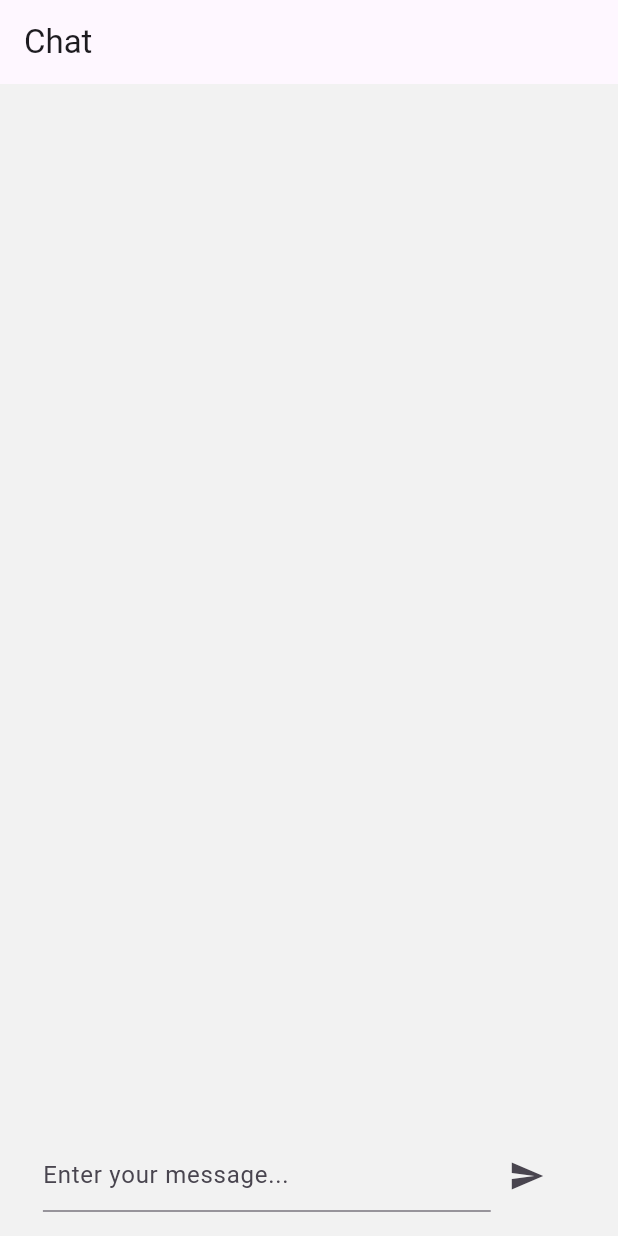
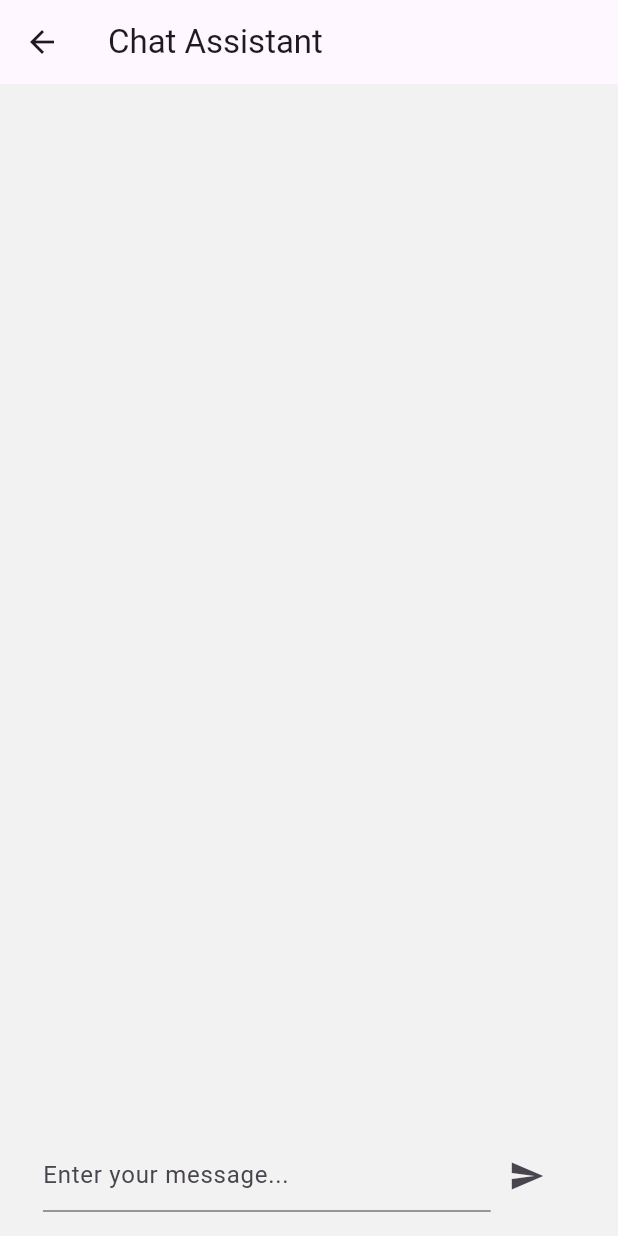
Before and after one commit to kaveenexe/toddler-research, a Flutter app: the screen it shows after launch, on a phone screen of 412 x 824 dp. Run offline on Flutter 3.47's test engine with Material 3 defaults, Android fonts, the phone set to English and light mode, and no system bars.

Commit message:
moved files to components

```diff
--- a/lib/components/ChatBubble_screen.dart
+++ b/lib/components/ChatUI/ChatBubble_screen.dart
@@ -3,11 +3,13 @@ import 'package:flutter/material.dart';
 class ChatBubble extends StatelessWidget {
   final String text;
   final bool isMe; // New property to determine if the message is sent by the current user
+
   const ChatBubble({Key? key, required this.text, required this.isMe}) : super(key: key);
 
   @override
   Widget build(BuildContext context) {
-    final Widget messageWidget = Container(
+    final Widget messageWidget = Flexible( // Wrap Container with Flexible
+      child: Container(
         padding: EdgeInsets.all(10.0),
         decoration: BoxDecoration(
           color: isMe ? Colors.blue : Color(0xFFF5ED),
@@ -26,6 +28,7 @@ class ChatBubble extends StatelessWidget {
         child: Text(
           text,
           style: TextStyle(color: isMe ? Colors.white : Colors.black),
+        ),
       ),
     );
 
--- a/lib/components/ChatInputField_screen.dart
+++ b/lib/components/ChatUI/ChatInputField_screen.dart
@@ -1,5 +1,5 @@
 import 'package:flutter/material.dart';
-import 'package:flutterapp/components/SendButton_screen.dart';
+import 'package:flutterapp/components/ChatUI/SendButton_screen.dart';
 
 class ChatInputField extends StatelessWidget {
   final TextEditingController textController;
--- a/lib/pages/chat_screen.dart
+++ b/lib/pages/chat_screen.dart
@@ -1,7 +1,7 @@
 import "package:flutter/material.dart";
-import "package:flutterapp/components/ChatBubble_screen.dart";
-import "package:flutterapp/components/ChatInputField_screen.dart";
-import "package:flutterapp/components/SendButton_screen.dart";
+import "package:flutterapp/components/ChatUI/ChatBubble_screen.dart";
+import "package:flutterapp/components/ChatUI/ChatInputField_screen.dart";
+import "package:flutterapp/components/ChatUI/SendButton_screen.dart";
 
 class ChatAssistant extends StatefulWidget {
   const ChatAssistant({super.key});
@@ -38,9 +38,15 @@ class _ChatAssistantState extends State<ChatAssistant> {
     final screenWidth = MediaQuery.of(context).size.width;
 
     return Scaffold(
-      appBar: AppBar(
-        title: Text('Chat'),
-      ),
+        appBar: AppBar(
+          leading: IconButton(
+            icon: Icon(Icons.arrow_back),
+            onPressed: () {
+              // Handle back button press here
+            },
+          ),
+          title: const Text('Chat Assistant'), // Set the app bar title here
+        ),
       body: Column(
         children: <Widget>[
           Expanded(
```
Also changed, not shown: lib/components/ChatUI/SendButton_screen.dart (renamed from lib/components/SendButton_screen.dart). Lines whose indentation alone changed are shown as unchanged.
